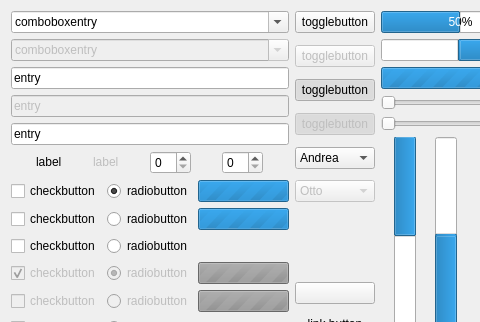
Before: the Qt Designer form src/widgetshowcase.ui in FedoraQt/adwaita-qt, drawn with Qt 5; both pictures show x 0 to 480 and y 0 to 322 of the 902 by 480 pixel window.
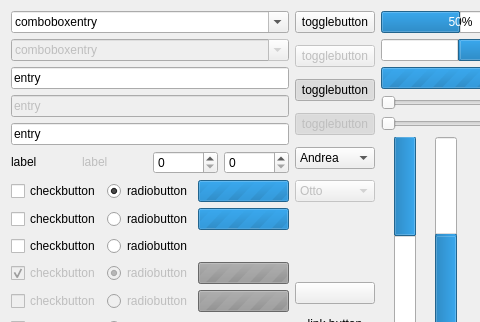
After: the same form once the commit is applied. Custom widgets are drawn as their Qt base class.

Commit message: Fixed active colors in menu, better buttons and menus, started working on tabs

The edit to the form file:
```diff
--- a/src/widgetshowcase.ui
+++ b/src/widgetshowcase.ui
@@ -119,7 +119,7 @@
          <item>
           <widget class="QLabel" name="label_0">
            <property name="sizePolicy">
-            <sizepolicy hsizetype="Fixed" vsizetype="Fixed">
+            <sizepolicy hsizetype="Minimum" vsizetype="Fixed">
              <horstretch>0</horstretch>
              <verstretch>0</verstretch>
             </sizepolicy>
@@ -135,7 +135,7 @@
             <bool>false</bool>
            </property>
            <property name="sizePolicy">
-            <sizepolicy hsizetype="Fixed" vsizetype="Fixed">
+            <sizepolicy hsizetype="Minimum" vsizetype="Fixed">
              <horstretch>0</horstretch>
              <verstretch>0</verstretch>
             </sizepolicy>
@@ -148,7 +148,7 @@
          <item>
           <widget class="KIntSpinBox" name="kintspinbox_2">
            <property name="sizePolicy">
-            <sizepolicy hsizetype="Fixed" vsizetype="Fixed">
+            <sizepolicy hsizetype="Minimum" vsizetype="Fixed">
              <horstretch>0</horstretch>
              <verstretch>0</verstretch>
             </sizepolicy>
@@ -158,7 +158,7 @@
          <item>
           <widget class="KIntSpinBox" name="kintspinbox">
            <property name="sizePolicy">
-            <sizepolicy hsizetype="Fixed" vsizetype="Fixed">
+            <sizepolicy hsizetype="Minimum" vsizetype="Fixed">
              <horstretch>0</horstretch>
              <verstretch>0</verstretch>
             </sizepolicy>
```
Left out of the diff: 16 changed lines with no effect on the pictures. The commit also changes 3 other files.
